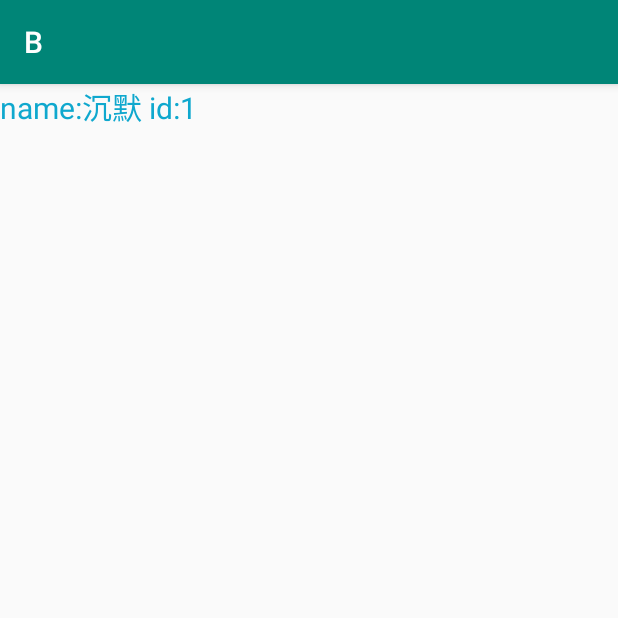
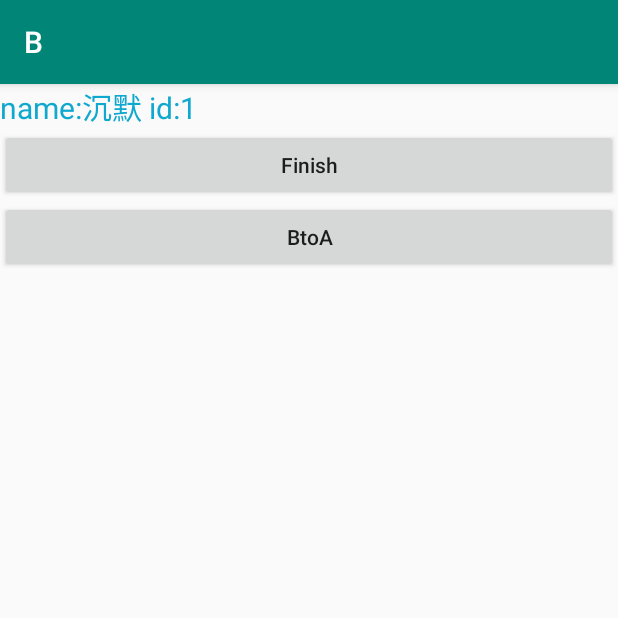
Before and after one commit to chemoontheshy/android, an Android app: the AActivity screen opened directly, with no data from a screen before it, after a tap on "jumpToB", on a phone screen of 412 x 824 dp, the top half of it. Run offline under Robolectric (Android 15) with nearby library versions, the phone set to English and light mode, and no system bars.

Commit message:
20200910

```diff
--- a/001/app/src/main/java/com/qchenmo/a001/jump/AActivity.java
+++ b/001/app/src/main/java/com/qchenmo/a001/jump/AActivity.java
@@ -1,10 +1,13 @@
 package com.qchenmo.a001.jump;
 
-import android.content.ComponentName;
 import android.content.Intent;
+import android.content.pm.ActivityInfo;
+import android.content.pm.PackageManager;
 import android.os.Bundle;
+import android.util.Log;
 import android.view.View;
 import android.widget.Button;
+import android.widget.Toast;
 
 import com.qchenmo.a001.R;
 
@@ -13,22 +16,34 @@ import androidx.appcompat.app.AppCompatActivity;
 
 public class AActivity extends AppCompatActivity {
 
-    Button btn_toBactivity;
+    Button btn_toBActivity,btn_AtoA;
 
     @Override
     protected void onCreate(@Nullable Bundle savedInstanceState) {
         super.onCreate(savedInstanceState);
         setContentView(R.layout.activity_a);
 
-        btn_toBactivity = findViewById(R.id.btn_toBActivity);
-        btn_toBactivity.setOnClickListener(new View.OnClickListener() {
+        Log.d("AActivity","----------onCreate-----------");
+        Log.d("AActivity","taskId:"+getTaskId()+" ,hash:"+hashCode());
+        LogTaskName();
+        btn_toBActivity = findViewById(R.id.btn_toBActivity);
+        btn_AtoA = findViewById(R.id.btn_toAActivity);
+        btn_AtoA.setOnClickListener(new View.OnClickListener() {
+            @Override
+            public void onClick(View v) {
+                Intent intent = new Intent(AActivity.this,AActivity.class);
+                startActivity(intent);
+            }
+        });
+        btn_toBActivity.setOnClickListener(new View.OnClickListener() {
             @Override
             public void onClick(View v) {
                 //显式跳转1
-                Intent intent = new Intent(AActivity.this,BActivity.class);
-                intent.putExtra("name","沉默");
-                intent.putExtra("id",001);
+                Intent intent = new Intent(AActivity.this, BActivity.class);
+                intent.putExtra("name", "沉默");
+                intent.putExtra("id", 001);
                 startActivity(intent);
+                //startActivityForResult(intent,0);
                 //显式跳转2
 //                Intent intent = new Intent();
 //                intent.setClass(AActivity.this,BActivity.class);
@@ -50,4 +65,27 @@ public class AActivity extends AppCompatActivity {
 
 
     }
+
+    @Override
+    protected void onActivityResult(int requestCode, int resultCode, @Nullable Intent data) {
+        super.onActivityResult(requestCode, resultCode, data);
+        Toast.makeText(AActivity.this, data.getExtras().getString("title"), Toast.LENGTH_LONG).show();
+    }
+
+    @Override
+    protected void onNewIntent(Intent intent) {
+        super.onNewIntent(intent);
+        Log.d("AActivity","----------onNewIntent-----------");
+        Log.d("AActivity","taskId:"+getTaskId()+" ,hash:"+hashCode());
+        LogTaskName();
+    }
+
+    private void LogTaskName(){
+        try {
+            ActivityInfo info = getPackageManager().getActivityInfo(getComponentName(), PackageManager.GET_META_DATA);
+            Log.d("AActivity",info.taskAffinity);
+        } catch (PackageManager.NameNotFoundException e) {
+            e.printStackTrace();
+        }
+    }
 }
--- a/001/app/src/main/java/com/qchenmo/a001/jump/BActivity.java
+++ b/001/app/src/main/java/com/qchenmo/a001/jump/BActivity.java
@@ -1,6 +1,12 @@
 package com.qchenmo.a001.jump;
 
+import android.content.Intent;
+import android.content.pm.ActivityInfo;
+import android.content.pm.PackageManager;
 import android.os.Bundle;
+import android.util.Log;
+import android.view.View;
+import android.widget.Button;
 import android.widget.TextView;
 
 import com.qchenmo.a001.R;
@@ -11,15 +17,58 @@ import androidx.appcompat.app.AppCompatActivity;
 public class BActivity extends AppCompatActivity {
 
     private TextView mTvGet_A_data;
+
+    private Button mBtnFinish,btn_toAActivity;
     @Override
     protected void onCreate(@Nullable Bundle savedInstanceState) {
         super.onCreate(savedInstanceState);
         setContentView(R.layout.activity_b);
+        Log.d("BActivity","----------onNewIntent-----------");
+        Log.d("BActivity","taskId:"+getTaskId()+" ,hash:"+hashCode());
+        LogTaskName();
         mTvGet_A_data = findViewById(R.id.get_A_data);
+        mBtnFinish = findViewById(R.id.btn_finish);
+        btn_toAActivity = findViewById(R.id.btn_BtoA);
+        btn_toAActivity.setOnClickListener(new View.OnClickListener() {
+            @Override
+            public void onClick(View v) {
+                Intent intent =new Intent(BActivity.this,AActivity.class);
+                startActivity(intent);
+            }
+        });
         Bundle bundle = getIntent().getExtras();
         String name =  bundle.getString("name");
         int id = bundle.getInt("id");
         mTvGet_A_data.setText("name:"+name+" id:"+id);
 
+        mBtnFinish.setOnClickListener(new View.OnClickListener() {
+            @Override
+            public void onClick(View v) {
+                Intent intent = new Intent();
+                intent.putExtra("title","我回来了");
+                setResult(AActivity.RESULT_OK,intent);
+                finish();
+
+            }
+        });
+
+
+
+    }
+    @Override
+    protected void onNewIntent(Intent intent) {
+        super.onNewIntent(intent);
+        Log.d("BActivity","----------onCreate-----------");
+        Log.d("BActivity","taskId:"+getTaskId()+" ,hash:"+hashCode());
+        LogTaskName();
+    }
+
+    private void LogTaskName(){
+        try {
+            ActivityInfo info = getPackageManager().getActivityInfo(getComponentName(), PackageManager.GET_META_DATA);
+            Log.d("BActivity",info.taskAffinity);
+        } catch (PackageManager.NameNotFoundException e) {
+            e.printStackTrace();
+        }
     }
 }
--- a/001/app/src/main/res/layout/activity_b.xml
+++ b/001/app/src/main/res/layout/activity_b.xml
@@ -10,4 +10,17 @@
         android:textColor="@color/colorBlue"
         android:textSize="20sp" />
 
+    <Button
+        android:id="@+id/btn_finish"
+        android:layout_width="match_parent"
+        android:layout_height="wrap_content"
+        android:text="@string/finish"
+        android:textAllCaps="false" />
+    <Button
+        android:id="@+id/btn_BtoA"
+        android:layout_width="match_parent"
+        android:layout_height="wrap_content"
+        android:text="@string/BtoA"
+        android:textAllCaps="false" />
+
 </LinearLayout>
--- a/001/app/src/main/res/values/strings.xml
+++ b/001/app/src/main/res/values/strings.xml
@@ -73,4 +73,7 @@
     <string name="Activity">Activity</string>
     <string name="Jump">Jump</string>
     <string name="jump_toB">jumpToB</string>
+    <string name="finish">Finish</string>
+    <string name="jump_toA">Jump_toA</string>
+    <string name="BtoA">BtoA</string>
 </resources>
```
Also changed, not shown: 001/app/src/main/AndroidManifest.xml (+5 -2 lines), 001/app/src/main/res/layout/activity_a.xml (+7 -0 lines).
